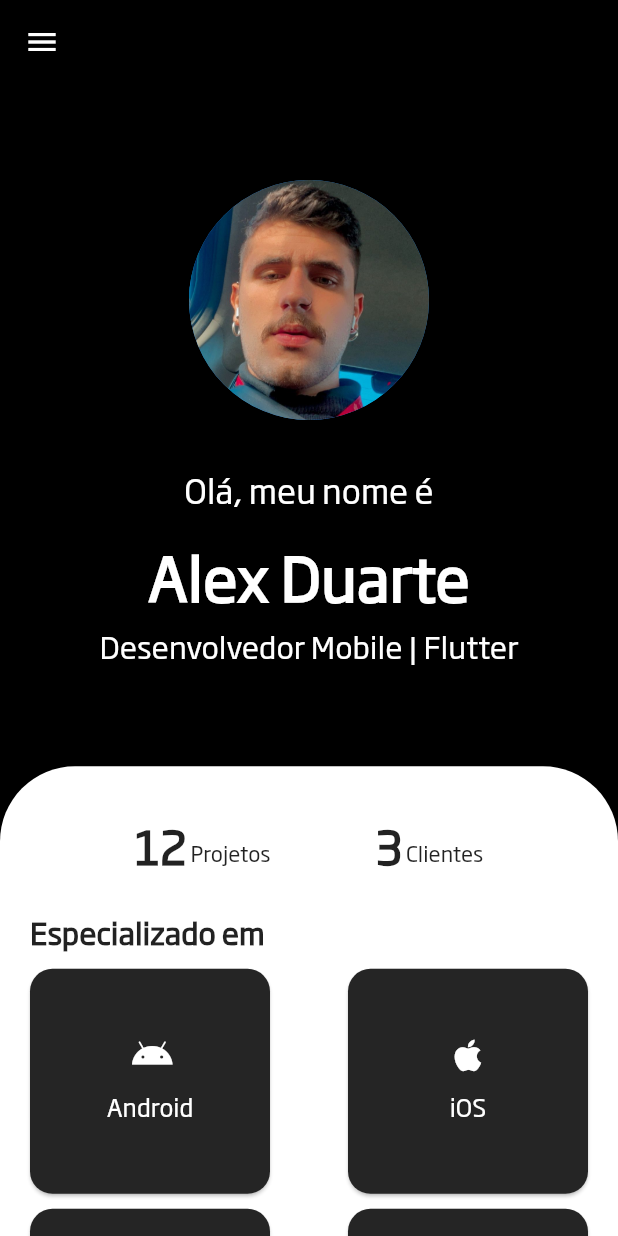
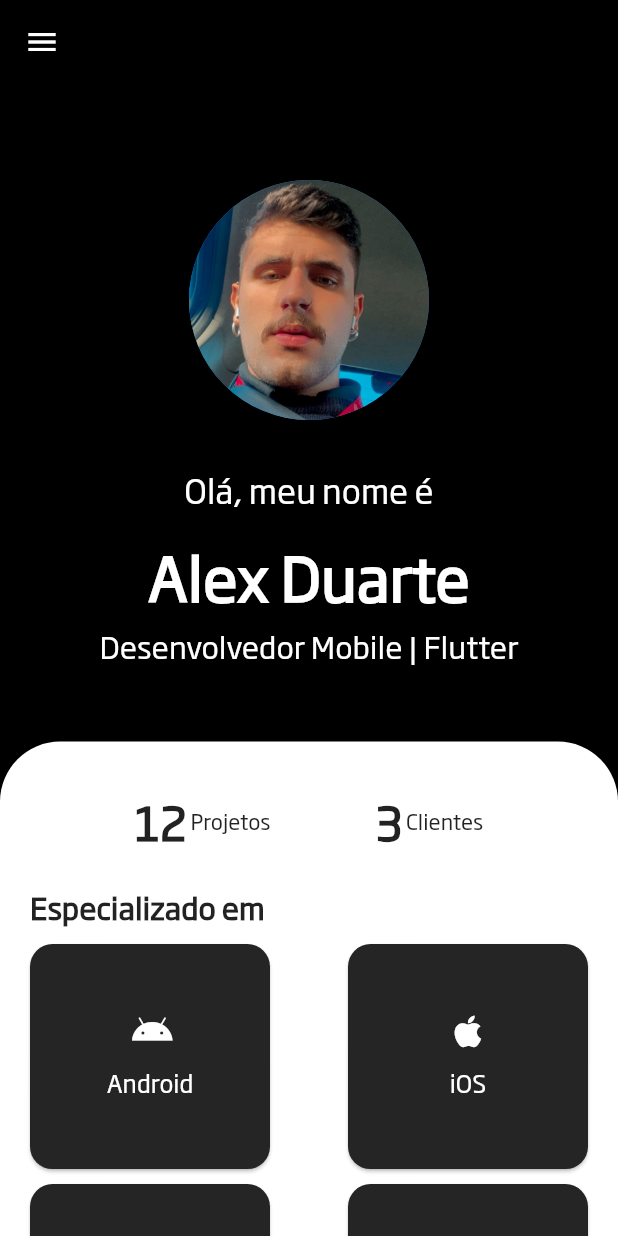
Before and after one commit to aalexsd/Portfolio, a Flutter app: the screen it shows after launch, on a phone screen of 412 x 824 dp. Run offline on Flutter 3.47's test engine with Material 2 defaults, Android fonts, the phone set to English and light mode, and no system bars; drawn by our look-alikes of sliding_sheet; our stand-ins replace font_awesome_flutter.

```diff
--- a/lib/contacts.dart
+++ b/lib/contacts.dart
@@ -104,7 +104,7 @@ class _ContactsState extends State<Contacts> {
                 ),
                 IconButton(
                   onPressed: () async {
-                    var url = Uri.parse('https://www.linkedin.com/in/alex-sduarte/');
+                    var url = Uri.parse('https://www.linkedin.com/in/alex-sduarte');
                     launchUrl(url);
                   },
                   icon: const Icon(
--- a/lib/home.dart
+++ b/lib/home.dart
@@ -10,34 +10,34 @@ class MyHome extends StatefulWidget {
 }
 
 class _MyHomeState extends State<MyHome> {
-  aboutAchivements(num, type) {
+  Widget aboutAchivements(String num, String type) {
     return Row(
       children: [
-        Text(num,
+        Text(
+          num,
           style: const TextStyle(
             fontSize: 30,
             fontWeight: FontWeight.bold,
             fontFamily: "Soho",
-            )),
-        Container(
-            margin: const EdgeInsets.only(top: 10),
-            child: Text(
+          ),
+        ),
+        Text(
           type,
           style: const TextStyle(
             fontFamily: "Soho",
           ),
-            ))
+        )
       ],
     );
   }
 
-  mySpec(icon, text) {
+  Widget mySpec(IconData icon, String text) {
     return SizedBox(
       height: 150,
       width: 160,
       child: Card(
         margin: const EdgeInsets.all(0),
-        color: const Color(0xff252525),
+        color: kCardColor,
         shape: RoundedRectangleBorder(
           borderRadius: BorderRadius.circular(15),
         ),
@@ -54,7 +54,10 @@ class _MyHomeState extends State<MyHome> {
             Text(
               text,
               style: const TextStyle(
-                  fontSize: 16, fontFamily: "Soho", color: Colors.white),
+                fontSize: 16,
+                fontFamily: "Soho",
+                color: Colors.white,
+              ),
             ),
           ],
         ),
@@ -62,11 +65,14 @@ class _MyHomeState extends State<MyHome> {
     );
   }
 
+  static const kBackgroundColor = Colors.black;
+  static const kCardColor = Color(0xff252525);
+
   @override
   Widget build(BuildContext context) {
     return Scaffold(
       extendBodyBehindAppBar: true,
-      backgroundColor: Colors.black,
+      backgroundColor: kBackgroundColor,
       appBar: AppBar(
         elevation: 0,
         backgroundColor: Colors.transparent,
@@ -88,7 +94,8 @@ class _MyHomeState extends State<MyHome> {
                 ),
                 onPressed: () {
                   Navigator.pushNamed(context, '/project');
-                        }),
+                },
+              ),
             ),
             PopupMenuItem(
               value: 2,
@@ -99,10 +106,11 @@ class _MyHomeState extends State<MyHome> {
                 ),
                 onPressed: () {
                   Navigator.pushNamed(context, '/about');
-                        }),
+                },
+              ),
             ),
             PopupMenuItem(
-                value: 2,
+              value: 3,
               child: TextButton(
                 child: const Text(
                   'Contatos',
@@ -110,53 +118,38 @@ class _MyHomeState extends State<MyHome> {
                 ),
                 onPressed: () {
                   Navigator.pushNamed(context, '/contact');
-                    }),
+                },
               ),
-                ]),
+            ),
+          ],
+        ),
       ),
       body: SlidingSheet(
-        elevation: 1,
-        cornerRadius: 50,
-        snapSpec: const SnapSpec(
-          // Enable snapping. This is true by default.
-          // Set custom snapping points.
-          snappings: [0.38, 0.7, 1.0],
-          // Define to what the snappings relate to. In this case,
-          // the total available space that the sheet can expand to.
-        ),
-        // The body widget will be displayed under the SlidingSheet
-        // and a parallax effect can be applied to it.
+        cornerRadius: 40,
         body: Container(
           alignment: Alignment.topCenter,
           child: Column(
             mainAxisAlignment: MainAxisAlignment.start,
             children: const [
-              SizedBox(
-                height: 120,
-              ),
+              SizedBox(height: 120),
               CircleAvatar(
                 radius: 80,
-                backgroundImage: AssetImage('assets/images/avatar.png'),
-              ),
-              SizedBox(
-                height: 30,
-              ),
+                backgroundImage: AssetImage('assets/images/avatar.png')),
+              SizedBox(height: 30),
                 Text(
                   'Olá, meu nome é',
                   style: TextStyle(color: Colors.white, fontSize: 22),
                 ),
-              SizedBox(
-                height: 10,
-              ),
-              Text('Alex Duarte',
+                const SizedBox(height: 10),
+                Text(
+                  'Alex Duarte',
                   style: TextStyle(
                       fontFamily: "Soho",
                       color: Colors.white,
                       fontSize: 40,
-                      fontWeight: FontWeight.bold)),
-              SizedBox(
-                height: 2,
+                      fontWeight: FontWeight.bold),
                 ),
+                const SizedBox(height: 2),
                 Text(
                   'Desenvolvedor Mobile | Flutter',
                   style: TextStyle(
@@ -166,9 +159,6 @@ class _MyHomeState extends State<MyHome> {
           ),
         ),
         builder: (context, state) {
-          // This is the content of the sheet that will get
-          // scrolled, if the content is bigger than the available
-          // height of the sheet.
           return Container(
             alignment: AlignmentDirectional.topCenter,
             margin: const EdgeInsets.only(left: 20, top: 30, right: 20),
@@ -184,17 +174,18 @@ class _MyHomeState extends State<MyHome> {
                   ],
                 ),
                 const Padding(
-                  padding: EdgeInsets.only(top: 20.0),
+                  padding: EdgeInsets.only(top: 20),
                   child: Text(
                     'Especializado em',
                     style: TextStyle(
                       fontSize: 20,
                       fontFamily: "Soho",
-                        fontWeight: FontWeight.bold),
+                      fontWeight: FontWeight.bold,
+                    ),
                   ),
                 ),
                 Padding(
-                  padding: const EdgeInsets.only(top: 10.0),
+                  padding: const EdgeInsets.only(top: 10),
                   child: Column(
                     children: [
                       Row(
@@ -205,7 +196,7 @@ class _MyHomeState extends State<MyHome> {
                         ],
                       ),
                       Padding(
-                        padding: const EdgeInsets.only(top: 10.0),
+                        padding: const EdgeInsets.only(top: 10),
                         child: Row(
                           mainAxisAlignment: MainAxisAlignment.spaceBetween,
                           children: [
@@ -215,7 +206,7 @@ class _MyHomeState extends State<MyHome> {
                         ),
                       ),
                       Padding(
-                        padding: const EdgeInsets.only(top: 10.0),
+                        padding: const EdgeInsets.only(top: 10),
                         child: Row(
                           mainAxisAlignment: MainAxisAlignment.spaceBetween,
                           children: [
--- a/lib/main.dart
+++ b/lib/main.dart
@@ -2,7 +2,6 @@ import 'package:flutter/material.dart';
 import 'package:portfolio/contacts.dart';
 import 'package:portfolio/home.dart';
 import 'package:portfolio/projects.dart';
-
 import 'about_me.dart';
 
 
--- a/lib/projects.dart
+++ b/lib/projects.dart
@@ -108,7 +108,7 @@ class _MyProjectState extends State<MyProject> {
               projetCard(
                   'FLUTTER', 'ToDo List', 'A ToDo Application.', '5', 'https://github.com/aalexsd/To-Do-List'),
               projetCard(
-                  'FLUTTER', 'Journal', 'A Journal Application.', '7', 'https://github.com/aalexsd/Projeto_Diario'),
+                  'FLUTTER', 'Journal', 'A Journal Application using API.', '7', 'https://github.com/aalexsd/Projeto_Diario'),
               projetCard('FLUTTER', 'CleanApp', 'An app to control cleaning', '4', 'https://github.com/aalexsd/projeto-limpeza'),
               projetCard('FLUTTER', 'MobFlix', 'A Netflix Clone', '3', 'https://github.com/aalexsd/MobFlix'),
               projetCard('FLUTTER', 'Linkedin Clone', 'A Linkedin Clone', '3', 'https://github.com/aalexsd/linkedin-clone'),
```
Lines whose indentation alone changed are shown as unchanged.
